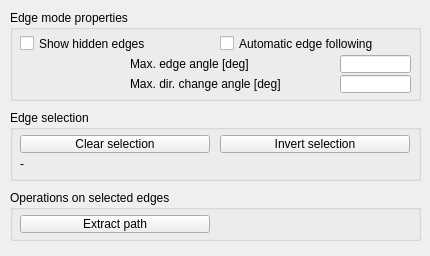
Above: ui/qdlgedgeedit.ui from CoppeliaRobotics/coppeliaSimLib before the change. Below: the same form after it.
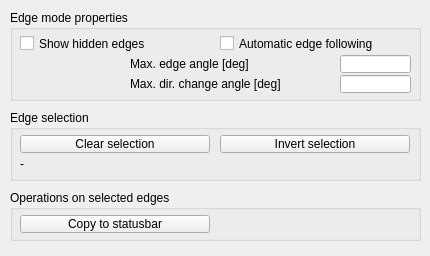
That is the form after the change.

Commit message: deprecated a few functions, hid IK, collision, distance and path dialogs, made scripts able to run coroutines, etc.

```diff
--- a/ui/qdlgedgeedit.ui
+++ b/ui/qdlgedgeedit.ui
@@ -44,7 +44,7 @@
      <enum>Qt::StrongFocus</enum>
     </property>
     <property name="text">
-     <string>Extract path</string>
+     <string>Copy to statusbar</string>
     </property>
    </widget>
   </widget>
```
The commit also changes 57 other files.
